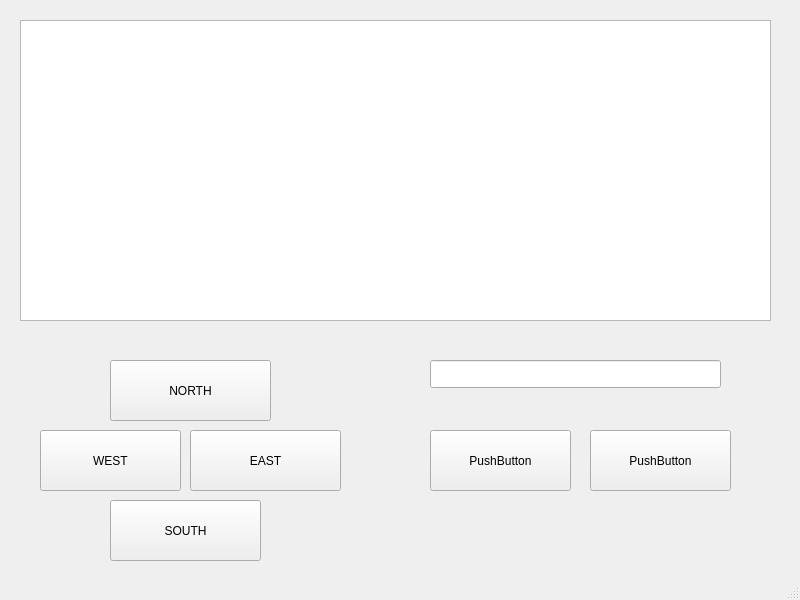
First picture: the form in mainwindow.ui, repository dylan-teehan-skc/QTZork, before the edit.
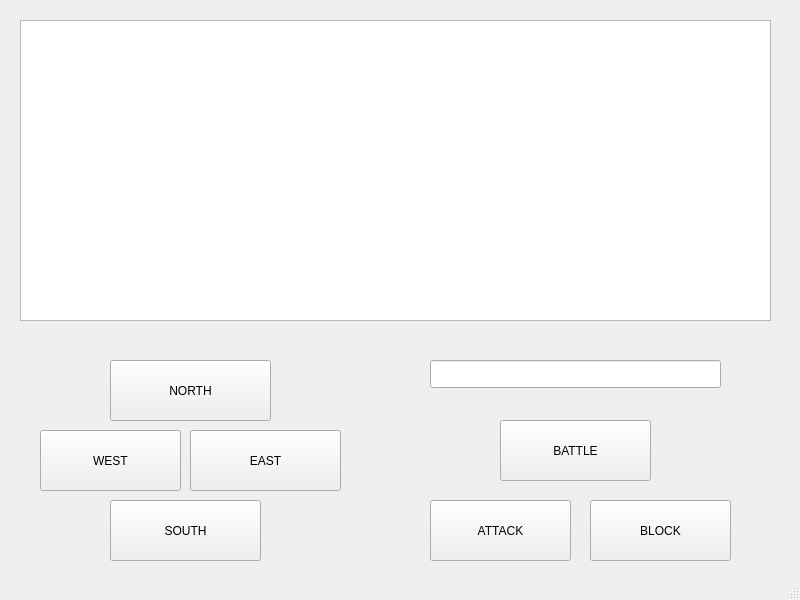
Second picture: the form after the edit.

Commit message: implenting battle logic

Diff of the .ui file:
```diff
--- a/mainwindow.ui
+++ b/mainwindow.ui
@@ -93,26 +93,39 @@
     <property name="geometry">
      <rect>
       <x>430</x>
-      <y>430</y>
+      <y>500</y>
       <width>141</width>
       <height>61</height>
      </rect>
     </property>
     <property name="text">
-     <string>PushButton</string>
+     <string>ATTACK</string>
     </property>
    </widget>
    <widget class="QPushButton" name="pushButton_2">
     <property name="geometry">
      <rect>
       <x>590</x>
-      <y>430</y>
+      <y>500</y>
       <width>141</width>
       <height>61</height>
      </rect>
     </property>
     <property name="text">
-     <string>PushButton</string>
+     <string>BLOCK</string>
+    </property>
+   </widget>
+   <widget class="QPushButton" name="battleButton">
+    <property name="geometry">
+     <rect>
+      <x>500</x>
+      <y>420</y>
+      <width>151</width>
+      <height>61</height>
+     </rect>
+    </property>
+    <property name="text">
+     <string>BATTLE</string>
     </property>
    </widget>
   </widget>
```
Left out of the diff: 4 changed lines with no effect on the pictures. The commit also changes 23 other files.
